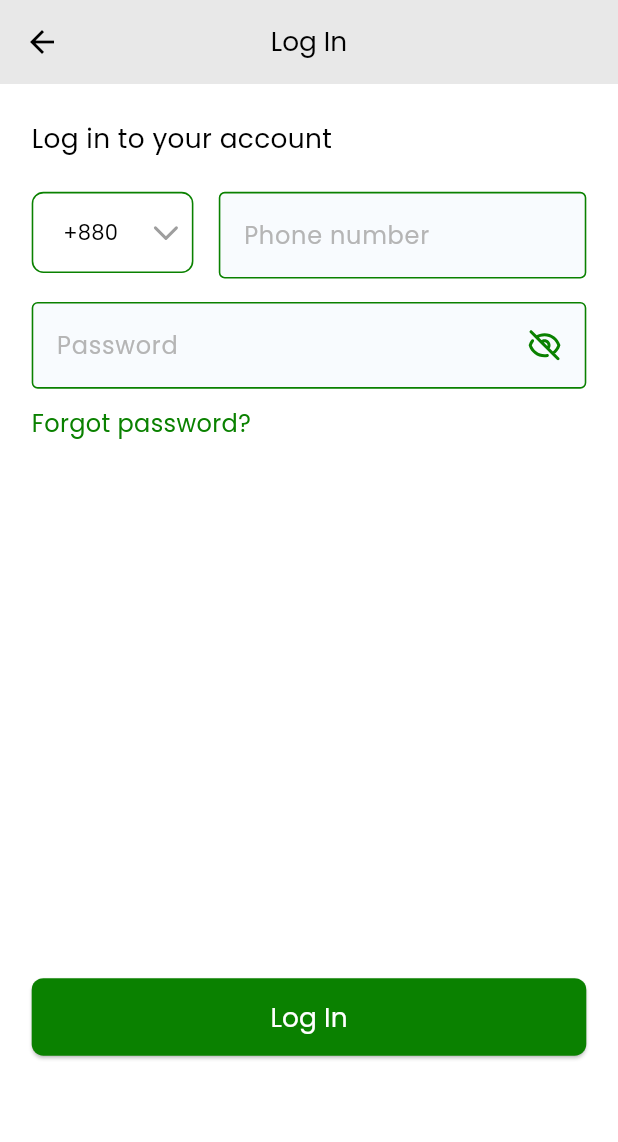
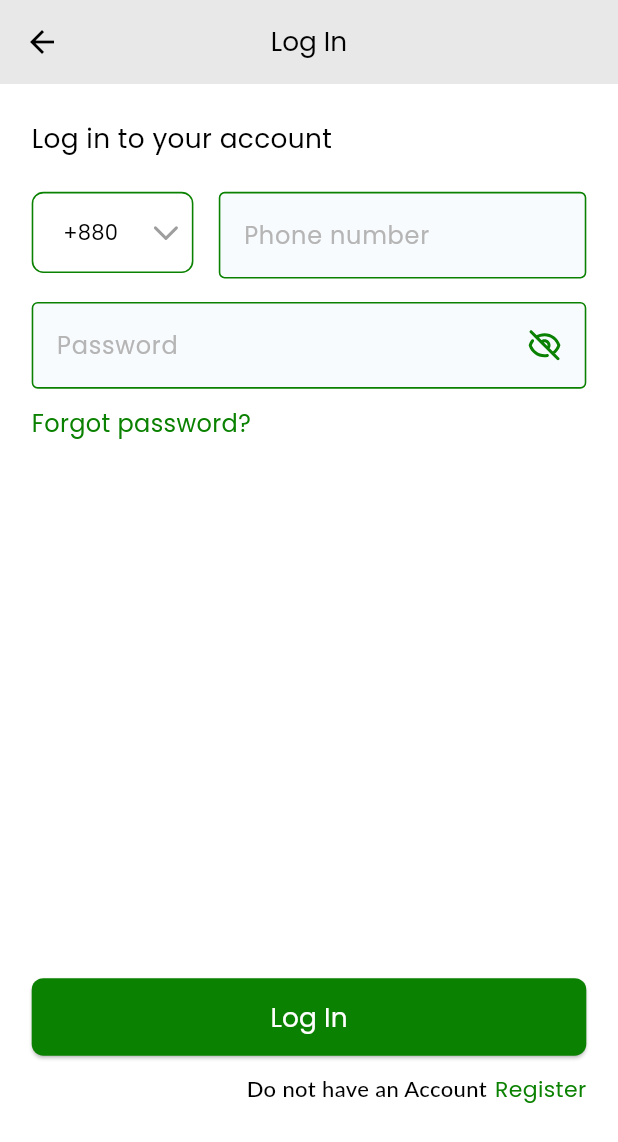
Before and after one commit to bdCalling-Sdt-hub/Stock-Cartel, a Flutter app: the LogInScreen screen opened by its route, on a phone screen of 412 x 824 dp. Shown: the top 1142 px of the screen. Run offline on Flutter 3.47's test engine with Material 3 defaults, Android fonts, the phone set to English and light mode, and no system bars; drawn by our look-alikes of country_code_picker; our stand-ins replace cached_network_image, connectivity_plus, flutter_chat_bubble, flutter_html, flutter_local_notifications, flutter_screenutil and 13 more; missing offline and left inert: mime_type; accounts and stored records are empty; network calls fail; Roboto replaces fonts that are missing (Lato).

Commit message:
some change

```diff
--- a/assets/language/en.json
+++ b/assets/language/en.json
@@ -60,6 +60,7 @@
 "Profile": "Profile",
 "Chats": "Chats",
 "Yes": "Yes",
+"Admin has blocked you. Please contact with admin.": "Admin has blocked you. Please contact with admin.",
 "Terms & Conditions": "Terms & Conditions",
 "Forgot Password": "Forgot Password",
 "Get OTP": "Get OTP",
--- a/assets/language/es.json
+++ b/assets/language/es.json
@@ -60,6 +60,7 @@
   "Profile": "Perfil",
   "Chats": "Charlas",
   "Yes": "Sí",
+  "Admin has blocked you. Please contact with admin.": "El administrador te ha bloqueado. Por favor contacte con el administrador.",
   "Terms & Conditions": "Términos y condiciones",
   "No": "No",
   "Join": "Unirse",
--- a/lib/controllers/createAccountController/create_account_controller.dart
+++ b/lib/controllers/createAccountController/create_account_controller.dart
@@ -41,10 +41,11 @@ class CreateAccountController extends GetxController {
         "===========response body : ${response.body} \nand status code : ${response.statusCode}");
 
     if (response.statusCode == 200 || response.statusCode == 201) {
+
+      Get.offAllNamed(AppRoutes.logInScreen);
       createAccountModel.value = CreateAccountModel.fromJson(
           json.decode(response.body)['data']['attributes']);
       createAccountModel.refresh();
-      Get.offAllNamed(AppRoutes.logInScreen);
     } else {
       ApiChecker.checkApi(response);
     }
--- a/lib/controllers/groupListController/group_list_controller.dart
+++ b/lib/controllers/groupListController/group_list_controller.dart
@@ -1,3 +1,5 @@
+import 'dart:convert';
+
 import 'package:get/get.dart';
 import 'package:stock_cartel/services/api_checker.dart';
 import 'package:stock_cartel/services/api_constants.dart';
--- a/lib/models/profile_model.dart
+++ b/lib/models/profile_model.dart
@@ -57,7 +57,7 @@ class Attributes {
   final bool? isAdmin;
   final bool? isVerified;
   final bool? isDeleted;
-  final bool? isBlocked;
+  final bool isBlocked;
   final bool? isPassword;
   final Image? image;
   final String? subscription;
@@ -78,7 +78,7 @@ class Attributes {
     this.isAdmin,
     this.isVerified,
     this.isDeleted,
-    this.isBlocked,
+    this.isBlocked=false,
     this.isPassword,
     this.image,
     this.subscription,
--- a/lib/services/api_client.dart
+++ b/lib/services/api_client.dart
@@ -109,7 +109,6 @@ class ApiClient extends GetxService {
       Map<String, String>? headers}) async {
     try {
       bearerToken = await PrefsHelper.getString(AppConstants.bearerToken);
-
       var mainHeaders = {
         'Content-Type': 'application/json',
         'Authorization': 'Bearer $bearerToken'
--- a/lib/views/screens/auth/logInScreen/log_in_screen.dart
+++ b/lib/views/screens/auth/logInScreen/log_in_screen.dart
@@ -147,7 +147,33 @@ class _LogInScreenState extends State<LogInScreen> {
                         authController.handleLogIn();
                       }
                     }),
-                SizedBox(height: 74.h)
+                SizedBox(height: 12.h),
+
+                //===============================> Don’t have an account Section <===============================
+                Row(
+                  mainAxisAlignment: MainAxisAlignment.end,
+                  children: [
+                    CustomText(
+                      text:'Do not have an Account',
+                      fontWeight: FontWeight.w500,
+                      fontsize: 15.h,
+                      fontName: 'Lato',
+                    ),
+                    SizedBox(width: 5.w),
+                    GestureDetector(
+                      onTap: () {
+                        Get.offAllNamed(AppRoutes.registerScreen);
+                      },
+                      child: CustomText(
+                        color: AppColors.primaryColor,
+                        text: AppStrings.register,
+                        fontWeight: FontWeight.w500,
+                        fontsize: 15.h,
+                      ),
+                    )
+                  ],
+                ),
+                SizedBox(height: 64.h),
               ],
             ),
           ),
```
Also changed, not shown: lib/controllers/authController/auth_controller.dart (+14 -28 lines), lib/controllers/joinGroupController/join_group_controller.dart (+23 -1 lines), lib/services/api_checker.dart (+4 -4 lines), lib/views/screens/chatsScreen/chat_screen.dart (+21 -0 lines), lib/views/screens/homeScreen/home_screen.dart (+16 -4 lines), lib/views/screens/joinGroupScreen/join_group_screen.dart (+13 -7 lines), lib/views/screens/profile/profileScreen/InnerWidget/custom_alert.dart (+6 -5 lines).
